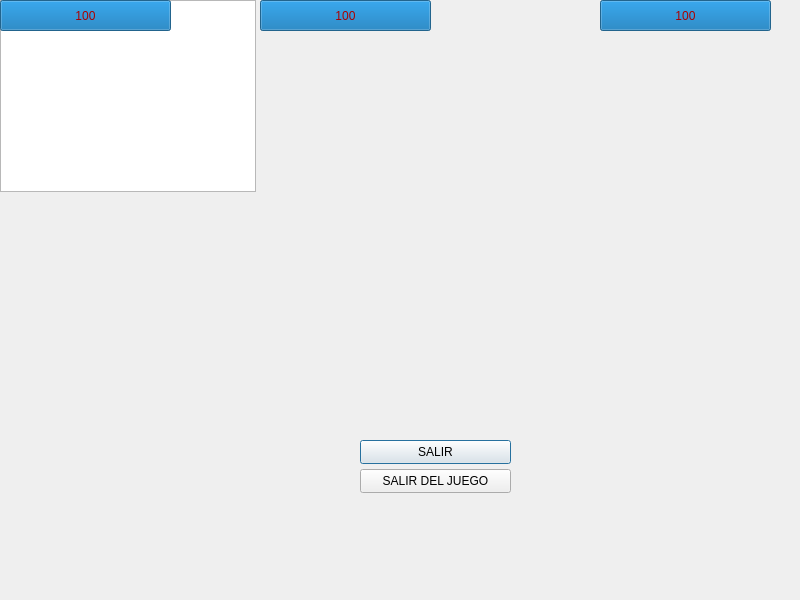
Above: AttackUniversity/multijugador1.ui from juan154850/Juego-info-2-Attack-University- before the change. Below: the same form after it.
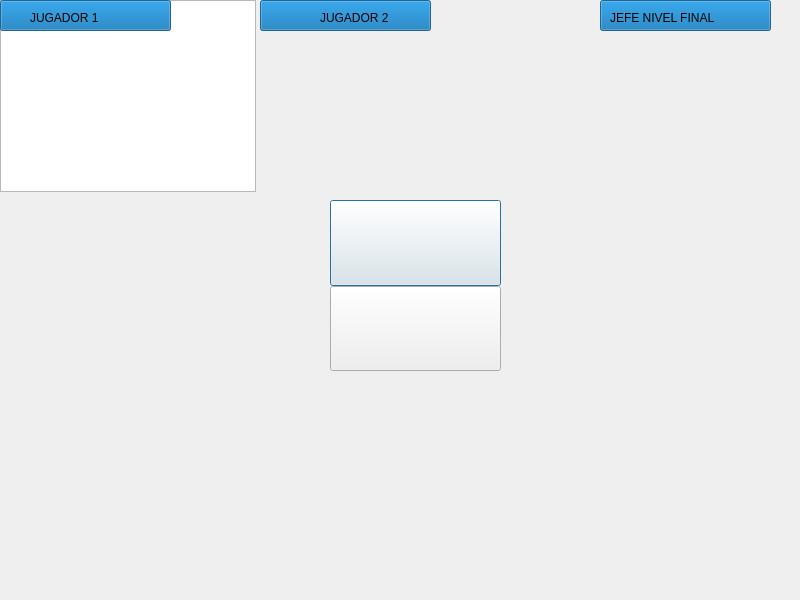
That is the form after the change. Icons and pictures are not drawn.

What changed in the file:
```diff
--- a/AttackUniversity/multijugador1.ui
+++ b/AttackUniversity/multijugador1.ui
@@ -42,6 +42,12 @@
    <property name="value">
     <number>100</number>
    </property>
+   <property name="textVisible">
+    <bool>false</bool>
+   </property>
+   <property name="textDirection">
+    <enum>QProgressBar::TopToBottom</enum>
+   </property>
    <property name="format">
     <string>%p</string>
    </property>
@@ -65,6 +71,9 @@
    <property name="value">
     <number>100</number>
    </property>
+   <property name="textVisible">
+    <bool>false</bool>
+   </property>
    <property name="format">
     <string>%p</string>
    </property>
@@ -88,36 +97,90 @@
    <property name="value">
     <number>100</number>
    </property>
+   <property name="textVisible">
+    <bool>false</bool>
+   </property>
    <property name="format">
     <string>%p</string>
    </property>
   </widget>
-  <widget class="QPushButton" name="SALIR">
+  <widget class="QLabel" name="label">
    <property name="geometry">
     <rect>
-     <x>360</x>
-     <y>440</y>
-     <width>151</width>
-     <height>24</height>
+     <x>30</x>
+     <y>10</y>
+     <width>71</width>
+     <height>16</height>
     </rect>
    </property>
    <property name="text">
-    <string>SALIR</string>
+    <string>JUGADOR 1</string>
    </property>
   </widget>
-  <widget class="QPushButton" name="pushButton">
+  <widget class="QLabel" name="label_2">
    <property name="geometry">
     <rect>
-     <x>360</x>
-     <y>469</y>
-     <width>151</width>
-     <height>24</height>
+     <x>320</x>
+     <y>10</y>
+     <width>81</width>
+     <height>16</height>
     </rect>
    </property>
    <property name="text">
-    <string>SALIR DEL JUEGO</string>
+    <string>JUGADOR 2</string>
    </property>
   </widget>
+  <widget class="QLabel" name="label_3">
+   <property name="geometry">
+    <rect>
+     <x>610</x>
+     <y>10</y>
+     <width>141</width>
+     <height>16</height>
+    </rect>
+   </property>
+   <property name="text">
+    <string>JEFE NIVEL FINAL</string>
+   </property>
+  </widget>
+  <widget class="QSplitter" name="splitter">
+   <property name="geometry">
+    <rect>
+     <x>330</x>
+     <y>200</y>
+     <width>171</width>
+     <height>171</height>
+    </rect>
+   </property>
+   <property name="orientation">
+    <enum>Qt::Vertical</enum>
+   </property>
+   <property name="opaqueResize">
+    <bool>false</bool>
+   </property>
+   <property name="handleWidth">
+    <number>0</number>
+   </property>
+   <property name="childrenCollapsible">
+    <bool>false</bool>
+   </property>
+   <widget class="QPushButton" name="SALIR">
+    <property name="styleSheet">
+     <string notr="true">border-image: url(:/imagenes2/SALIR.png);</string>
+    </property>
+    <property name="text">
+     <string/>
+    </property>
+   </widget>
+   <widget class="QPushButton" name="pushButton">
+    <property name="styleSheet">
+     <string notr="true">border-image: url(:/imagenes2/SALIR DEL JUEGO.png);</string>
+    </property>
+    <property name="text">
+     <string/>
+    </property>
+   </widget>
+  </widget>
  </widget>
  <resources/>
  <connections/>
```
